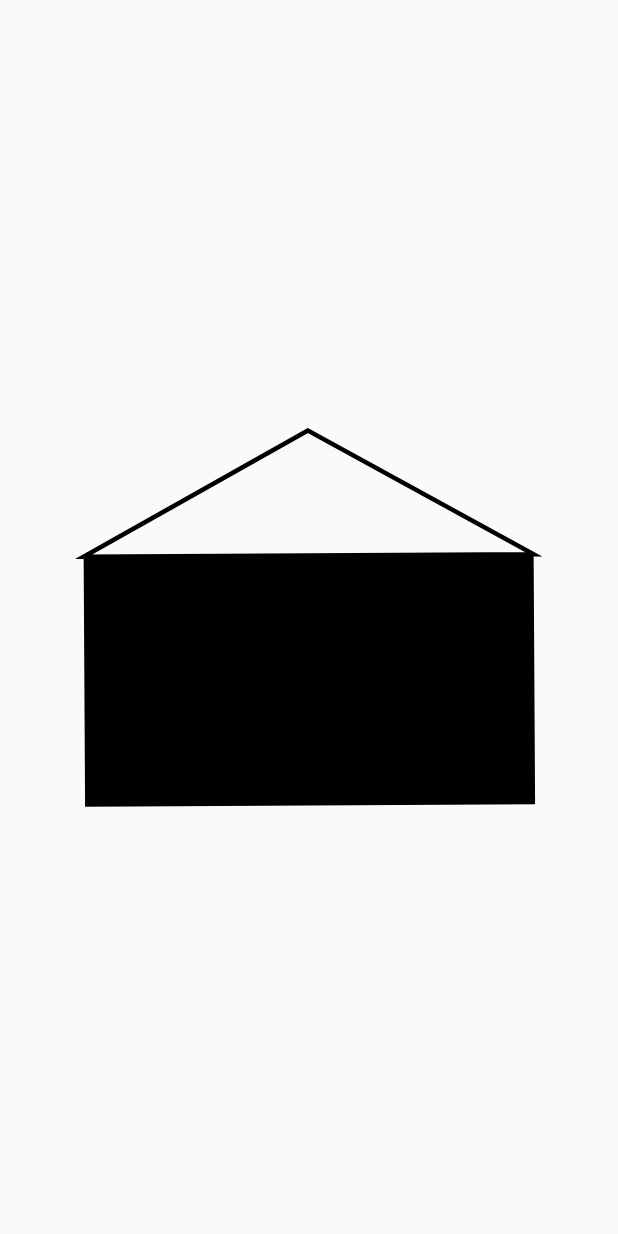
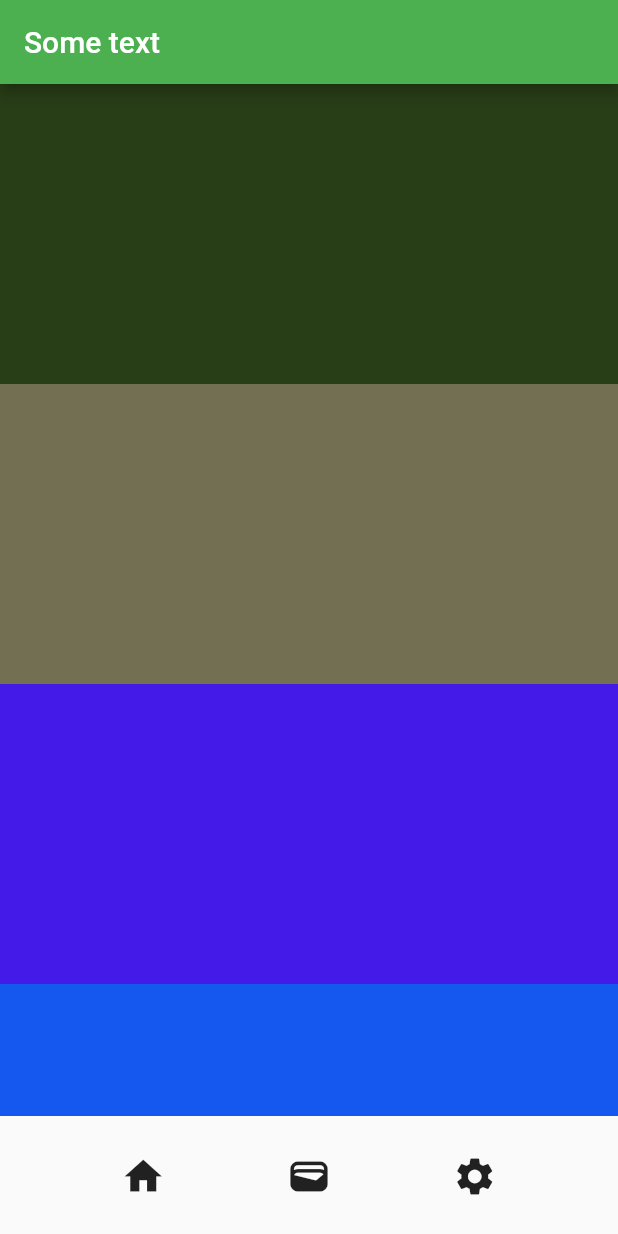
Before and after one commit to Tolulope05/flutter_pratical_challenge, a Flutter app: the screen it shows after launch, on a phone screen of 412 x 824 dp. Run offline on Flutter 3.47's test engine with Material 2 defaults, Android fonts, the phone set to English and light mode, and no system bars; our stand-ins replace adaptive_theme, avatar_glow, chewie, device_info_plus, fluttertoast, image_gallery_saver and 8 more; missing offline and left inert: highlight_text, speed_dial_fab, video_thumbnail.

Commit message:
omooooo *3000

```diff
--- /dev/null
+++ b/lib/15_gabby_aid_learning_pattern/dismissible_botton_navbar.dart
@@ -0,0 +1,96 @@
+import 'dart:math';
+
+import 'package:flutter/material.dart';
+import 'package:flutter/rendering.dart';
+
+class DismissibleBotomNav extends StatefulWidget {
+  const DismissibleBotomNav({super.key, required this.title});
+  final String title;
+
+  @override
+  State<DismissibleBotomNav> createState() => _DismissibleBotomNavState();
+}
+
+class _DismissibleBotomNavState extends State<DismissibleBotomNav> {
+  late List<Color> color;
+  late ScrollController controller;
+  double height = 80;
+
+  List<Color> getRandomColors(int count) {
+    List<Color> colors = [];
+    Random random = Random();
+
+    for (int i = 0; i < count; i++) {
+      int r = random.nextInt(255);
+      int g = random.nextInt(255);
+      int b = random.nextInt(255);
+      colors.add(Color.fromRGBO(r, g, b, 1.0));
+    }
+
+    return colors;
+  }
+
+  @override
+  void initState() {
+    super.initState();
+
+    color = getRandomColors(10);
+    controller = ScrollController()
+      ..addListener(() {
+        if (controller.position.userScrollDirection ==
+            ScrollDirection.reverse) {
+          // User is scrolling down
+          height = 0;
+        } else if (controller.position.userScrollDirection ==
+            ScrollDirection.forward) {
+          // User is scrolling up
+          height = 80;
+        }
+        // Save the last scroll offset
+        setState(() {});
+      });
+  }
+
+  @override
+  Widget build(BuildContext context) {
+    return Scaffold(
+      appBar: AppBar(
+        title: Text(widget.title),
+      ),
+      body: SingleChildScrollView(
+        controller: controller,
+        child: Column(
+          mainAxisAlignment: MainAxisAlignment.center,
+          children: color
+              .map((e) => Container(
+                    height: 200,
+                    color: e,
+                  ))
+              .toList(),
+        ),
+      ),
+      bottomNavigationBar: AnimatedContainer(
+        duration: const Duration(seconds: 1),
+        height: height,
+        child: Row(
+          mainAxisAlignment: MainAxisAlignment.spaceEvenly,
+          children: const [
+            Icon(
+              Icons.home,
+              size: 30,
+            ),
+            Icon(
+              Icons.wallet,
+              size: 30,
+            ),
+            Icon(
+              Icons.settings,
+              size: 30,
+            ),
+          ],
+        ),
+      ),
+      // This trailing comma makes auto-formatting nicer for build methods.
+    );
+  }
+}
--- a/lib/main.dart
+++ b/lib/main.dart
@@ -2,7 +2,7 @@ import 'package:flutter/material.dart';
 import 'package:flutter_pratical_challenge/08_status_saver/app_one/08_flutter_status_saver.dart';
 import 'package:provider/provider.dart';
 
-import '15_gabby_aid_learning_pattern/hanging_frame.dart';
+import '15_gabby_aid_learning_pattern/dismissible_botton_navbar.dart';
 
 void main() {
   runApp(const MyApp());
@@ -26,7 +26,9 @@ class MyApp extends StatelessWidget {
               primarySwatch: Colors.green,
               visualDensity: VisualDensity.adaptivePlatformDensity,
             ),
-            home: const HangingFrame(),
+            home: const DismissibleBotomNav(
+              title: "Some text",
+            ),
           );
         });
   }
```
